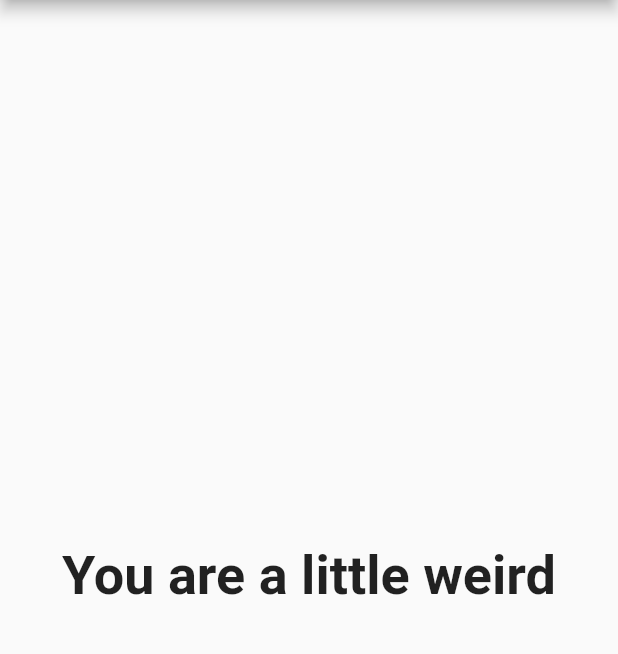
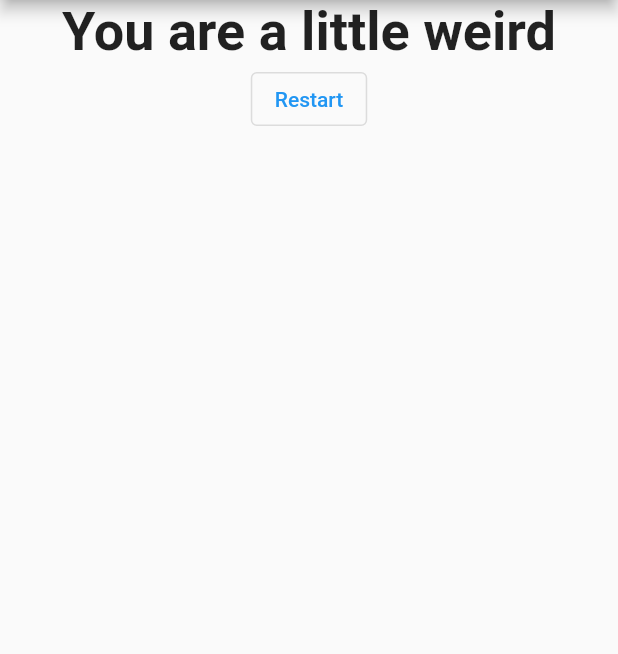
Before and after one commit to amy-calleja/Flutter-quiz-app, a Flutter app: the screen it shows after launch, after a tap on "black", after a tap on "dolphin", on a phone screen of 412 x 824 dp, the part 84-738 px from its top. Run offline on Flutter 3.47's test engine with Material 2 defaults, Android fonts, the phone set to English and light mode, and no system bars.

Commit message:
reset button added

```diff
--- a/lib/main.dart
+++ b/lib/main.dart
@@ -38,6 +38,13 @@ class MyAppState extends State<MyApp> {
   var _questionIndex = 0;
   var _totalScore = 0;
 
+  void _resetQuiz() {
+    setState(() {
+      _questionIndex = 0;
+      _totalScore = 0;
+    });
+  }
+
   void _answerQuestion(int score) {
     _totalScore += score;
 
@@ -65,7 +72,7 @@ class MyAppState extends State<MyApp> {
                 answerQuestion: _answerQuestion,
                 questions: _questions,
                 questionIndex: _questionIndex)
-            : Result(_totalScore),
+            : Result(_totalScore, _resetQuiz),
       ),
     );
   }
--- a/lib/result.dart
+++ b/lib/result.dart
@@ -2,8 +2,9 @@ import 'package:flutter/material.dart';
 
 class Result extends StatelessWidget {
   final int resultScore;
+  final Function resetHandler;
 
-  Result(this.resultScore);
+  Result(this.resultScore, this.resetHandler);
 
   String get resultPhrase {
     String resultText;
@@ -23,9 +24,17 @@ class Result extends StatelessWidget {
   @override
   Widget build(BuildContext context) {
     return Center(
-      child: Text(
-        resultPhrase,
-        style: TextStyle(fontSize: 36, fontWeight: FontWeight.bold),
+      child: Column(
+        children: [
+          Text(
+            resultPhrase,
+            style: TextStyle(fontSize: 36, fontWeight: FontWeight.bold),
+          ),
+          OutlinedButton(
+            onPressed: resetHandler,
+            child: Text('Restart'),
+          )
+        ],
       ),
     );
   }
```
